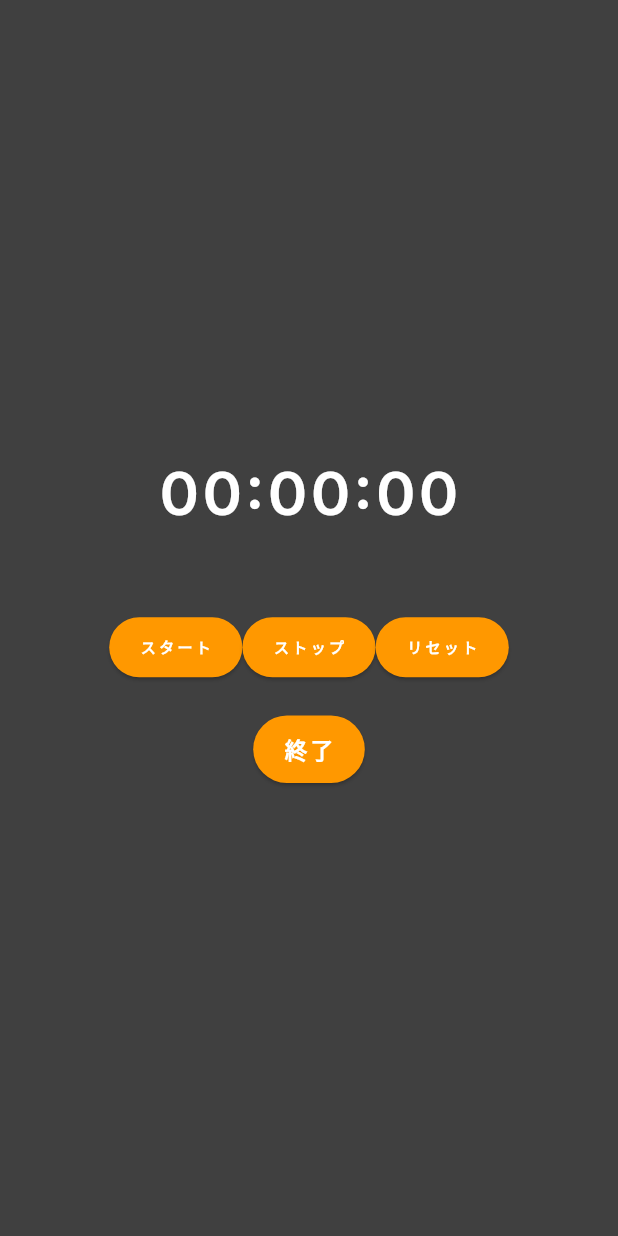
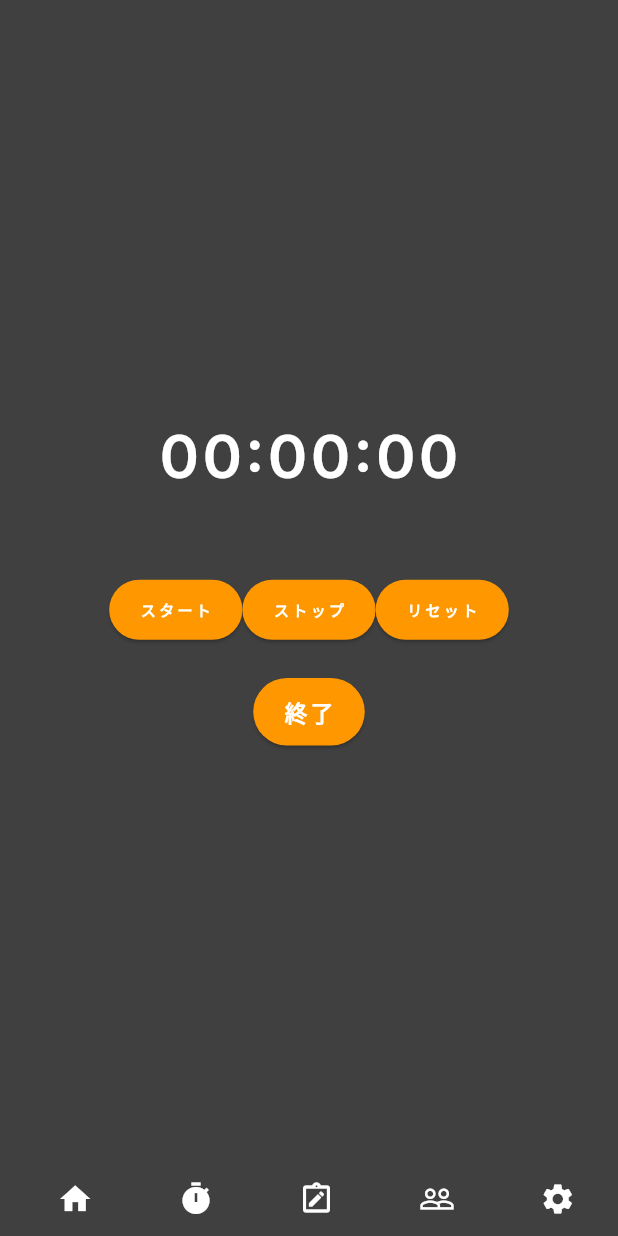
Before and after one commit to nayu104/game-talk-frontend, a Flutter app: the screen it shows after launch, on a phone screen of 412 x 824 dp. Run offline on Flutter 3.47's test engine with Material 3 defaults, Android fonts, the phone set to English and light mode, and no system bars; our stand-ins replace google_fonts, image_picker, stop_watch_timer, vibration.

Commit message:
下部のボタンをタイマーに追加

```diff
--- a/lib/Widget/bottom_navigation.dart
+++ b/lib/Widget/bottom_navigation.dart
@@ -1,4 +1,5 @@
 import 'package:flutter/material.dart';
+import 'package:stu/Widget/ui_divider_widget.dart';
 
 class bottom_navigation extends StatefulWidget {
   const bottom_navigation({super.key});
@@ -12,6 +13,7 @@ class _bottom_navigation extends State<bottom_navigation> {
   Widget build(BuildContext context) {
     return Row(
       children: [
+        UIDivider(),//TODOなぜか下線が表示されない！
         Expanded(child: IconButton(onPressed: () {}, icon: Icon(Icons.home,color: Colors.white))),
         Expanded(child: IconButton(onPressed: () {}, icon: Icon(Icons.timer,color: Colors.white))),
         Expanded(child: IconButton(onPressed: () {}, icon: Icon(Icons.note_alt_outlined,color: Colors.white))),
--- a/lib/timer.dart
+++ b/lib/timer.dart
@@ -3,6 +3,7 @@ import 'package:google_fonts/google_fonts.dart';
 import 'package:stop_watch_timer/stop_watch_timer.dart';
 import 'package:vibration/vibration.dart';
 
+import 'Widget/bottom_navigation.dart';
 import 'Widget/orange_button.dart';
 
 class StudyTimer extends StatefulWidget {
@@ -100,8 +101,8 @@ body: Center(
       OrangeButton(message: "終了",fontSize: 15,onPressed: _stopWatchTimer.onResetTimer,),
     ],
   ),
-
-)
+),
+  bottomNavigationBar:bottom_navigation(),
 );
 }
 }
```
